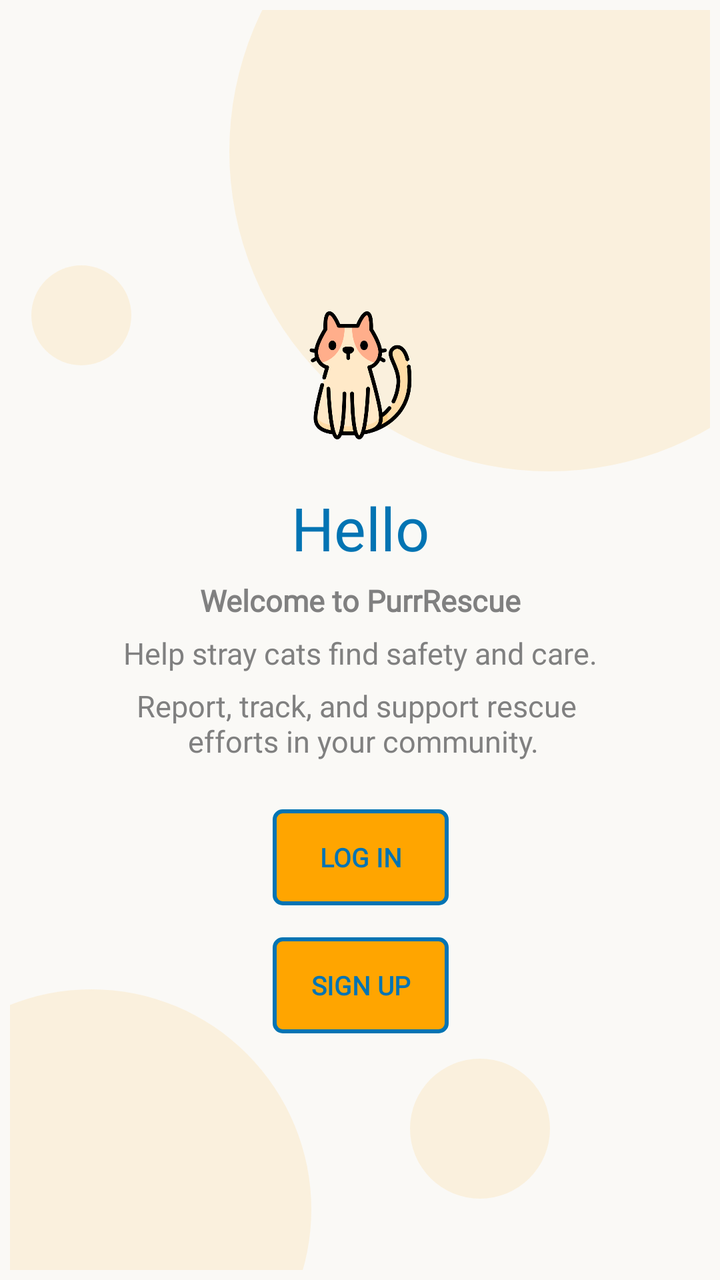
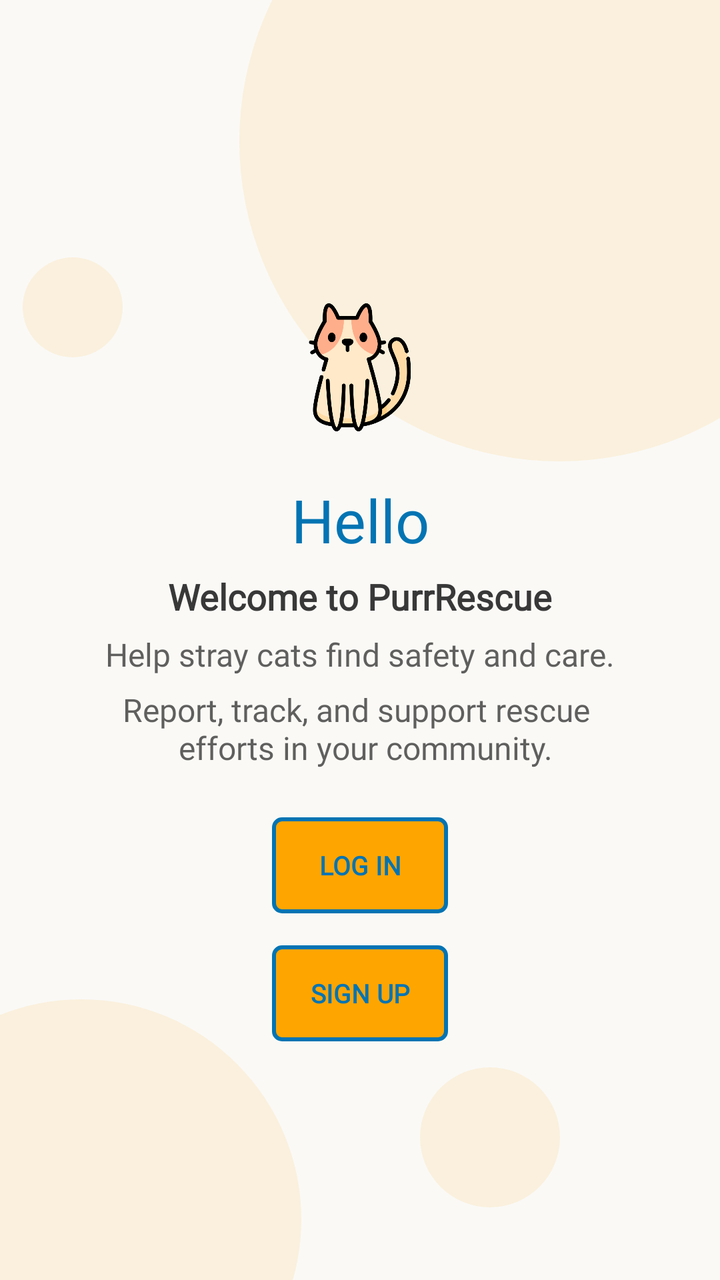

Before-and-after screenshots of an Android layout around one commit, followed by the original layout XML and the change that was made.
<!-- AndroidManifest.xml: application theme Theme.MyApp -->
<!-- res/layout/welcome_fragment_layout.xml -->
<?xml version="1.0" encoding="utf-8"?>
<androidx.constraintlayout.widget.ConstraintLayout xmlns:android="http://schemas.android.com/apk/res/android"
    xmlns:app="http://schemas.android.com/apk/res-auto"
    xmlns:tools="http://schemas.android.com/tools"
    android:layout_width="match_parent"
    android:layout_height="match_parent"
    android:background="@color/off_white"
    android:fitsSystemWindows="true"
    android:paddingHorizontal="5dp"
    android:paddingVertical="5dp">

    <View
        android:id="@+id/accentCircle"
        android:layout_width="320dp"
        android:layout_height="320dp"
        android:layout_marginTop="-90dp"
        android:layout_marginEnd="-80dp"
        android:alpha="0.1"
        android:background="@drawable/bg_circle"
        app:layout_constraintEnd_toEndOf="parent"
        app:layout_constraintTop_toTopOf="parent" />

    <androidx.constraintlayout.widget.ConstraintLayout
        android:layout_width="wrap_content"
        android:layout_height="wrap_content"
        app:layout_constraintBottom_toBottomOf="parent"
        app:layout_constraintEnd_toEndOf="parent"
        app:layout_constraintStart_toStartOf="parent"
        app:layout_constraintTop_toTopOf="parent">

        
        
        <ImageView
            android:id="@+id/ivLogo"
            android:layout_width="64dp"
            android:layout_height="64dp"
            android:layout_marginTop="32dp"
            android:background="@drawable/cat"
            android:padding="12dp"
            app:layout_constraintEnd_toEndOf="parent"
            app:layout_constraintStart_toStartOf="parent"
            app:layout_constraintTop_toTopOf="parent" />

        
        <TextView
            android:id="@+id/tvTitle"
            android:layout_width="wrap_content"
            android:layout_height="wrap_content"
            android:layout_marginTop="24dp"
            android:fontFamily="@font/comic_neue_bold"
            android:text="Hello"
            android:textColor="@color/pantone_blue_aster"

            android:textSize="30sp"
            app:layout_constraintEnd_toEndOf="parent"
            app:layout_constraintStart_toStartOf="parent"
            app:layout_constraintTop_toBottomOf="@id/ivLogo" />

        
        <TextView
            android:id="@+id/tvSubtitle1"
            android:layout_width="wrap_content"
            android:layout_height="wrap_content"
            android:layout_marginTop="6dp"
            android:fontFamily="@font/comic_neue_bold"
            android:text="Welcome to PurrRescue"
            android:textColor="#808080"
            android:textSize="15sp"
            android:textStyle="bold"
            app:layout_constraintEnd_toEndOf="parent"
            app:layout_constraintStart_toStartOf="parent"
            app:layout_constraintTop_toBottomOf="@id/tvTitle" />

        <TextView
            android:id="@+id/tvSubtitleOne"
            android:layout_width="wrap_content"
            android:layout_height="wrap_content"
            android:layout_marginTop="6dp"
            android:fontFamily="@font/comic_neue_bold"
            android:text="Help stray cats find safety and care."
            android:textColor="#808080"
            android:textSize="15sp"
            app:layout_constraintEnd_toEndOf="parent"
            app:layout_constraintStart_toStartOf="parent"
            app:layout_constraintTop_toBottomOf="@id/tvSubtitle1" />


        <TextView
            android:id="@+id/tvSubtitleTwo"
            android:layout_width="wrap_content"
            android:layout_height="wrap_content"
            android:layout_marginTop="6dp"
            android:fontFamily="@font/comic_neue_bold"
            android:text="Report, track, and support rescue \n       efforts in your community."
            android:textColor="#808080"
            android:textSize="15sp"
            app:layout_constraintEnd_toEndOf="parent"
            app:layout_constraintStart_toStartOf="parent"
            app:layout_constraintTop_toBottomOf="@id/tvSubtitleOne" />


        
        <androidx.appcompat.widget.AppCompatButton
            android:id="@+id/btnLogin"
            android:layout_width="match_parent"
            android:layout_height="wrap_content"
            android:layout_marginTop="24dp"
            android:background="@drawable/button_bg"
            android:fontFamily="@font/comic_neue_bold"
            android:padding="@dimen/margin_medium"
            android:stateListAnimator="@null"
            android:text="Log In"
            android:textColor="@color/pantone_blue_aster"
            android:textSize="@dimen/button_size"
            android:textStyle="bold"
            app:layout_constraintEnd_toEndOf="@id/btnSignUp"
            app:layout_constraintStart_toStartOf="@id/btnSignUp"
            app:layout_constraintTop_toBottomOf="@+id/tvSubtitleTwo" />

        <androidx.appcompat.widget.AppCompatButton
            android:id="@+id/btnSignUp"
            android:layout_width="wrap_content"
            android:layout_height="wrap_content"
            android:layout_marginTop="16dp"
            android:background="@drawable/button_bg"
            android:fontFamily="@font/comic_neue_bold"
            android:padding="@dimen/margin_medium"
            android:stateListAnimator="@null"
            android:text="Sign Up"
            android:textColor="@color/pantone_blue_aster"
            android:textSize="@dimen/button_size"
            android:textStyle="bold"
            app:layout_constraintEnd_toEndOf="parent"
            app:layout_constraintStart_toStartOf="parent"
            app:layout_constraintTop_toBottomOf="@+id/btnLogin" />
    </androidx.constraintlayout.widget.ConstraintLayout>

    <View
        android:id="@+id/accentCircleBottom"
        android:layout_width="220dp"
        android:layout_height="220dp"
        android:layout_marginStart="-70dp"
        android:layout_marginBottom="-80dp"
        android:alpha="0.1"
        android:background="@drawable/bg_circle"
        app:layout_constraintBottom_toBottomOf="parent"
        app:layout_constraintStart_toStartOf="parent" />

    <View
        android:id="@+id/accentCircleCenter"
        android:layout_width="50dp"
        android:layout_height="50dp"
        android:layout_marginTop="90dp"
        android:layout_marginEnd="80dp"
        android:alpha="0.1"
        android:background="@drawable/bg_circle"
        app:layout_constraintBottom_toBottomOf="parent"
        app:layout_constraintEnd_toEndOf="parent"
        app:layout_constraintHorizontal_bias="0.049"
        app:layout_constraintStart_toStartOf="parent"
        app:layout_constraintTop_toTopOf="parent"
        app:layout_constraintVertical_bias="0.077" />


    <View
        android:id="@+id/accentCircleColored"
        android:layout_width="70dp"
        android:layout_height="70dp"
        android:layout_marginTop="90dp"
        android:layout_marginEnd="80dp"
        android:alpha="0.1"
        android:background="@drawable/bg_circle"
        app:layout_constraintBottom_toBottomOf="parent"
        app:layout_constraintEnd_toEndOf="parent"
        app:layout_constraintHorizontal_bias="1.0"
        app:layout_constraintStart_toStartOf="parent"
        app:layout_constraintTop_toTopOf="parent"
        app:layout_constraintVertical_bias="0.924" />

</androidx.constraintlayout.widget.ConstraintLayout>
<!-- resources referenced by this layout -->
<resources>
  <color name="off_white">#FAF9F6</color>
  <color name="pantone_blue_aster">#0274b3</color>
  <dimen name="button_size">13sp</dimen>
  <dimen name="margin_medium">10dp</dimen>
  <!-- drawable bg_circle (drawable) -->
  <shape xmlns:android="http://schemas.android.com/apk/res/android"
      android:shape="oval">
      <solid android:color="@color/orange" />
  </shape>
  <!-- drawable button_bg (drawable) -->
  <?xml version="1.0" encoding="utf-8"?>
  <shape xmlns:android="http://schemas.android.com/apk/res/android"
      android:shape="rectangle">
      <corners android:radius="4dp" />
      <stroke
          android:width="2dp"
          android:color="@color/pantone_blue_aster" />
      <solid android:color="@color/orange" />
  </shape>
  <!-- drawable cat: png bitmap (drawable-nodpi, 38024 bytes) -->
  <style name="Theme.MyApp" parent="Theme.Material3.DayNight.NoActionBar">
          
          <item name="colorPrimary">@color/pantone_blue_aster</item>
          <item name="colorOnPrimary">@color/black</item>
  
          <item name="colorControlActivated">@color/pantone_blue_aster</item>
  
          <item name="android:windowLightStatusBar">true</item> 
      </style>
  <color name="orange">#FFA500</color>
  <color name="black">#FF000000</color>
</resources>

<!-- the commit's change to res/layout/welcome_fragment_layout.xml (unified diff, before → after) -->
@@ -4,10 +4,7 @@
     xmlns:tools="http://schemas.android.com/tools"
     android:layout_width="match_parent"
     android:layout_height="match_parent"
-    android:background="@color/off_white"
-    android:fitsSystemWindows="true"
-    android:paddingHorizontal="5dp"
-    android:paddingVertical="5dp">
+    android:background="@color/off_white">
 
     <View
         android:id="@+id/accentCircle"
@@ -28,8 +25,6 @@
         app:layout_constraintStart_toStartOf="parent"
         app:layout_constraintTop_toTopOf="parent">
 
-        
-        
         <ImageView
             android:id="@+id/ivLogo"
             android:layout_width="64dp"
@@ -64,8 +59,8 @@
             android:layout_marginTop="6dp"
             android:fontFamily="@font/comic_neue_bold"
             android:text="Welcome to PurrRescue"
-            android:textColor="#808080"
-            android:textSize="15sp"
+            android:textColor="@color/grey"
+            android:textSize="@dimen/text_very_large"
             android:textStyle="bold"
             app:layout_constraintEnd_toEndOf="parent"
             app:layout_constraintStart_toStartOf="parent"
@@ -76,10 +71,11 @@
             android:layout_width="wrap_content"
             android:layout_height="wrap_content"
             android:layout_marginTop="6dp"
+            android:alpha="0.8"
             android:fontFamily="@font/comic_neue_bold"
             android:text="Help stray cats find safety and care."
-            android:textColor="#808080"
-            android:textSize="15sp"
+            android:textColor="@color/grey"
+            android:textSize="@dimen/text_large"
             app:layout_constraintEnd_toEndOf="parent"
             app:layout_constraintStart_toStartOf="parent"
             app:layout_constraintTop_toBottomOf="@id/tvSubtitle1" />
@@ -90,10 +86,11 @@
             android:layout_width="wrap_content"
             android:layout_height="wrap_content"
             android:layout_marginTop="6dp"
+            android:alpha="0.8"
             android:fontFamily="@font/comic_neue_bold"
             android:text="Report, track, and support rescue \n       efforts in your community."
-            android:textColor="#808080"
-            android:textSize="15sp"
+            android:textColor="@color/grey"
+            android:textSize="@dimen/text_large"
             app:layout_constraintEnd_toEndOf="parent"
             app:layout_constraintStart_toStartOf="parent"
             app:layout_constraintTop_toBottomOf="@id/tvSubtitleOne" />
<!-- resource entries referenced after the edit -->
@@ -1,9 +1,12 @@
 <!-- resources referenced by this layout -->
 <resources>
+  <color name="grey">#383838</color>
   <color name="off_white">#FAF9F6</color>
   <color name="pantone_blue_aster">#0274b3</color>
   <dimen name="button_size">13sp</dimen>
   <dimen name="margin_medium">10dp</dimen>
+  <dimen name="text_large">16sp</dimen>
+  <dimen name="text_very_large">18sp</dimen>
   <!-- drawable bg_circle (drawable) -->
   <shape xmlns:android="http://schemas.android.com/apk/res/android"
       android:shape="oval">
